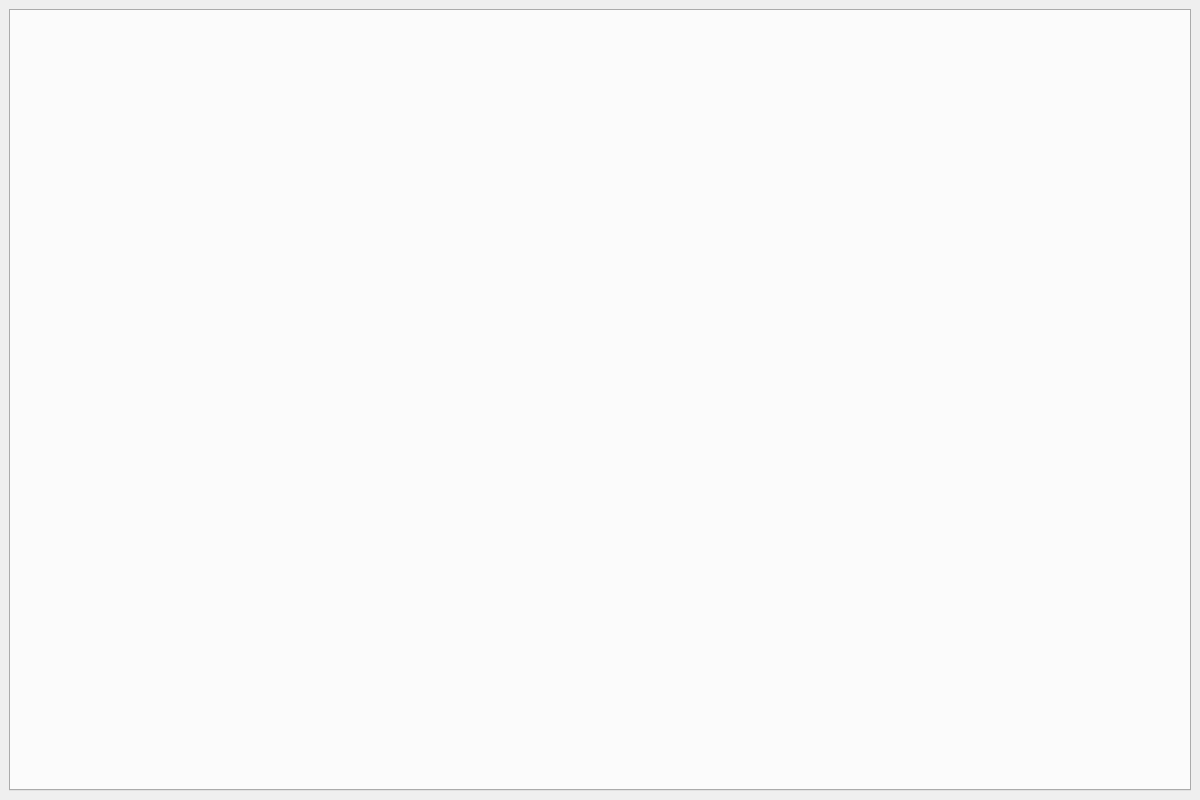
First picture: the form in ui/tab_manager.ui, repository volteret4/mfuz, before the edit.
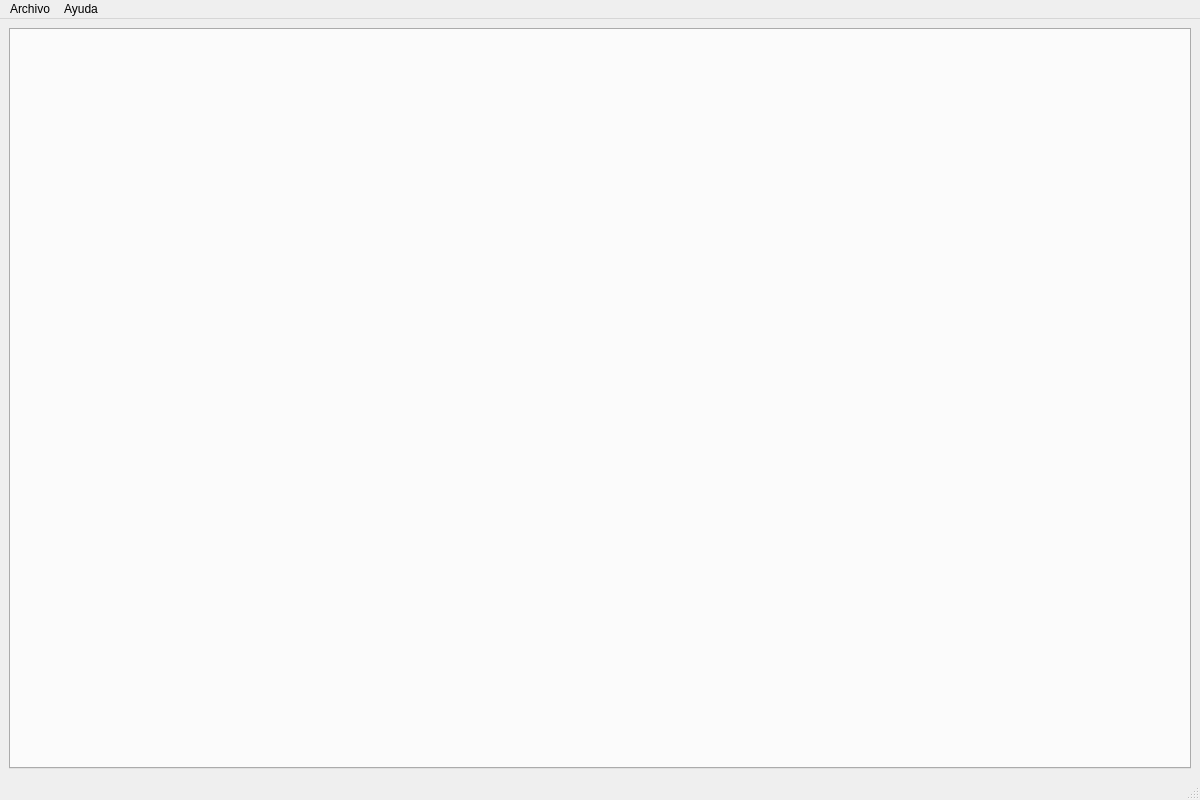
Second picture: the form after the edit.

Commit message: uis en archivos separados

Patch:
```diff
--- a/ui/tab_manager.ui
+++ b/ui/tab_manager.ui
@@ -19,6 +19,9 @@
   <property name="windowTitle">
    <string>Multi-Module Manager</string>
   </property>
+  <property name="styleSheet">
+   <string notr="true"/>
+  </property>
   <widget class="QWidget" name="centralwidget">
    <layout class="QVBoxLayout" name="verticalLayout">
     <item>
@@ -26,6 +29,54 @@
     </item>
    </layout>
   </widget>
+  <widget class="QStatusBar" name="statusbar"/>
+  <widget class="QMenuBar" name="menubar">
+   <property name="geometry">
+    <rect>
+     <x>0</x>
+     <y>0</y>
+     <width>1200</width>
+     <height>24</height>
+    </rect>
+   </property>
+   <widget class="QMenu" name="menuFile">
+    <property name="title">
+     <string>Archivo</string>
+    </property>
+    <addaction name="actionReload"/>
+    <addaction name="separator"/>
+    <addaction name="actionExit"/>
+   </widget>
+   <widget class="QMenu" name="menuHelp">
+    <property name="title">
+     <string>Ayuda</string>
+    </property>
+    <addaction name="actionAbout"/>
+   </widget>
+   <addaction name="menuFile"/>
+   <addaction name="menuHelp"/>
+  </widget>
+  <action name="actionReload">
+   <property name="text">
+    <string>Recargar módulos</string>
+   </property>
+   <property name="shortcut">
+    <string>Ctrl+R</string>
+   </property>
+  </action>
+  <action name="actionExit">
+   <property name="text">
+    <string>Salir</string>
+   </property>
+   <property name="shortcut">
+    <string>Ctrl+Q</string>
+   </property>
+  </action>
+  <action name="actionAbout">
+   <property name="text">
+    <string>Acerca de</string>
+   </property>
+  </action>
  </widget>
  <resources/>
  <connections/>
```
The commit also changes 40 other files.
